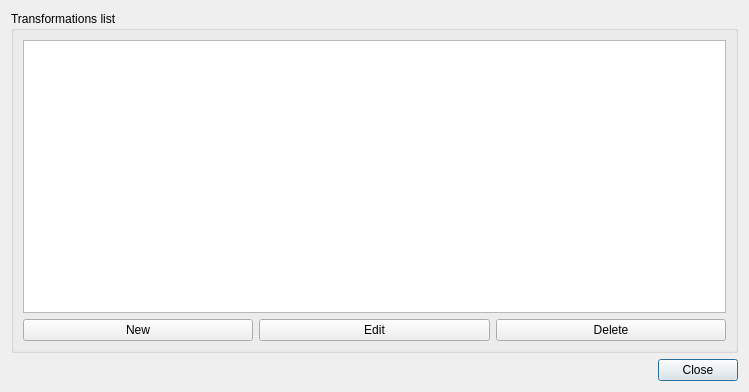
Qt form ui/transformationManager.ui (faunalia/transformationtools) before a commit.
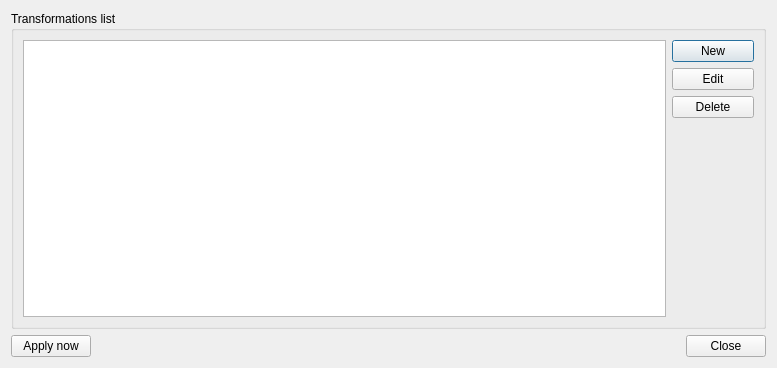
The same form after that commit.

Commit message: list also not exacly matching transformations allow to apply a transformation to layers already loaded

Patch:
```diff
--- a/ui/transformationManager.ui
+++ b/ui/transformationManager.ui
@@ -6,31 +6,21 @@
    <rect>
     <x>0</x>
     <y>0</y>
-    <width>749</width>
-    <height>392</height>
+    <width>777</width>
+    <height>368</height>
    </rect>
   </property>
   <property name="windowTitle">
    <string>Manage transformations</string>
   </property>
   <layout class="QGridLayout" name="gridLayout_2">
-   <item row="1" column="0" colspan="2">
-    <widget class="QDialogButtonBox" name="buttonBox">
-     <property name="orientation">
-      <enum>Qt::Horizontal</enum>
-     </property>
-     <property name="standardButtons">
-      <set>QDialogButtonBox::Close</set>
-     </property>
-    </widget>
-   </item>
    <item row="0" column="0" colspan="2">
     <widget class="QGroupBox" name="groupBox">
      <property name="title">
       <string>Transformations list</string>
      </property>
      <layout class="QGridLayout" name="gridLayout">
-      <item row="0" column="0" rowspan="4" colspan="3">
+      <item row="0" column="0" rowspan="4">
        <widget class="QTableView" name="table">
         <property name="selectionMode">
          <enum>QAbstractItemView::SingleSelection</enum>
@@ -46,30 +36,60 @@
         </attribute>
        </widget>
       </item>
-      <item row="4" column="0">
+      <item row="0" column="1">
        <widget class="QPushButton" name="newBtn">
         <property name="text">
          <string>New</string>
         </property>
        </widget>
       </item>
-      <item row="4" column="1">
+      <item row="1" column="1">
        <widget class="QPushButton" name="editBtn">
         <property name="text">
          <string>Edit</string>
         </property>
        </widget>
       </item>
-      <item row="4" column="2">
+      <item row="2" column="1">
        <widget class="QPushButton" name="deleteBtn">
         <property name="text">
          <string>Delete</string>
         </property>
        </widget>
       </item>
+      <item row="3" column="1">
+       <spacer name="verticalSpacer">
+        <property name="orientation">
+         <enum>Qt::Vertical</enum>
+        </property>
+        <property name="sizeHint" stdset="0">
+         <size>
+          <width>82</width>
+          <height>179</height>
+         </size>
+        </property>
+       </spacer>
+      </item>
      </layout>
     </widget>
    </item>
+   <item row="1" column="0">
+    <widget class="QPushButton" name="applyBtn">
+     <property name="text">
+      <string>Apply now</string>
+     </property>
+    </widget>
+   </item>
+   <item row="1" column="1">
+    <widget class="QDialogButtonBox" name="buttonBox">
+     <property name="orientation">
+      <enum>Qt::Horizontal</enum>
+     </property>
+     <property name="standardButtons">
+      <set>QDialogButtonBox::Close</set>
+     </property>
+    </widget>
+   </item>
   </layout>
  </widget>
  <resources/>
```
The commit also changes 13 other files.
